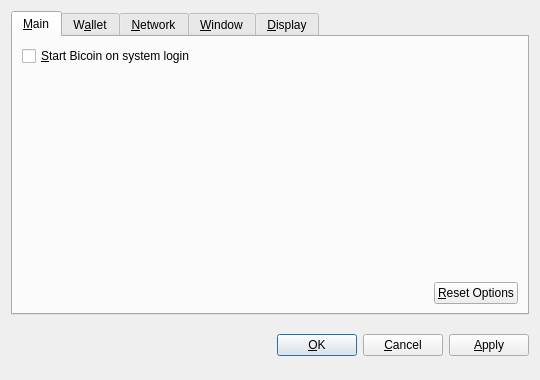
Above: src/qt/forms/optionsdialog.ui from tharindupr/BaiCoin before the change. Below: the same form after it.
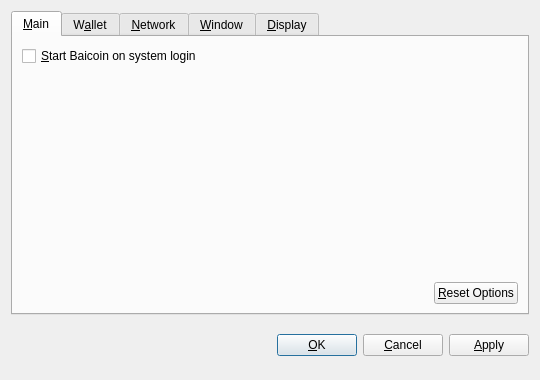
That is the form after the change. Custom widgets are drawn as their Qt base class.

```diff
--- a/src/qt/forms/optionsdialog.ui
+++ b/src/qt/forms/optionsdialog.ui
@@ -36,7 +36,7 @@
           <string>Automatically start Bicoin after logging in to the system.</string>
          </property>
          <property name="text">
-          <string>&amp;Start Bicoin on system login</string>
+          <string>&amp;Start Baicoin on system login</string>
          </property>
         </widget>
        </item>
```
Left out of the diff: 12 changed lines with no effect on the pictures.
